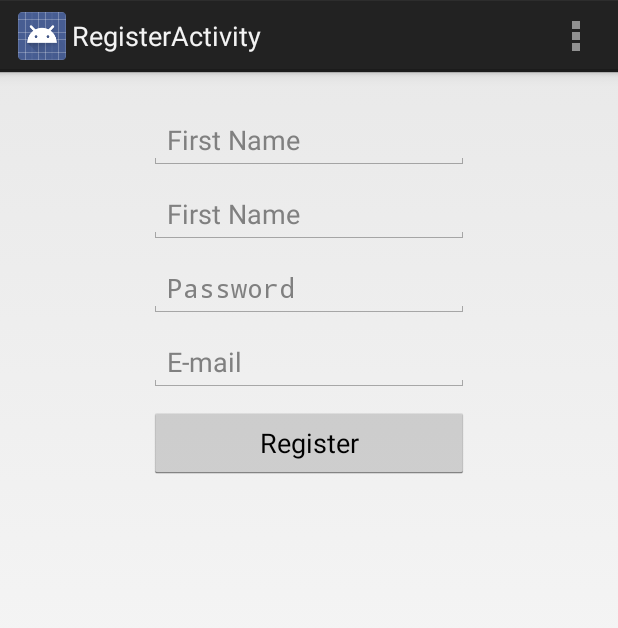
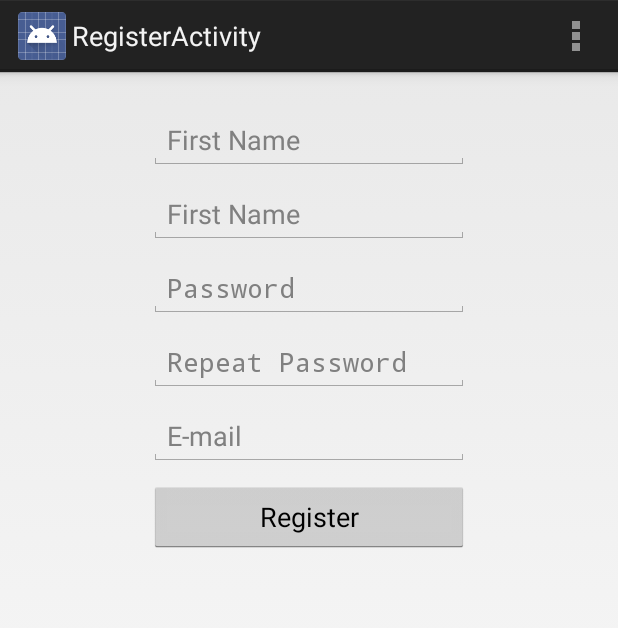
Before and after one commit to fnk0/InsuringMyLife, an Android app: the RegisterActivity screen opened directly, with no data from a screen before it, after a tap on "Register", on a phone screen of 412 x 824 dp. Shown: the top 628 px of the screen. Run offline under Robolectric (Android 15) with nearby library versions, the phone set to English and light mode, and no system bars.

Commit message:
Added some fixes to Register and created the new profile activity.

```diff
--- a/InsuringMyLife/build.gradle
+++ b/InsuringMyLife/build.gradle
@@ -3,7 +3,7 @@ buildscript {
         mavenCentral()
     }
     dependencies {
-        classpath 'com.android.tools.build:gradle:0.6.+'
+        classpath 'com.android.tools.build:gradle:0.7.0'
     }
 }
 apply plugin: 'android'
--- a/InsuringMyLife/src/main/AndroidManifest.xml
+++ b/InsuringMyLife/src/main/AndroidManifest.xml
@@ -35,6 +35,10 @@
             android:name="com.gabilheri.insuringmylife.InitialActivity"
             android:label="@string/title_activity_initial" >
         </activity>
+        <activity
+            android:name="com.gabilheri.insuringmylife.NewProfileActivity"
+            android:label="@string/title_activity_new_profile" >
+        </activity>
     </application>
 
 </manifest>
--- a/InsuringMyLife/src/main/java/com/gabilheri/insuringmylife/RegisterActivity.java
+++ b/InsuringMyLife/src/main/java/com/gabilheri/insuringmylife/RegisterActivity.java
@@ -23,7 +23,7 @@ import java.util.List;
 public class RegisterActivity extends Activity implements View.OnClickListener {
 
     // Declaring variables and constants
-    private EditText firstNameField, lastNameField, passwordField, emailField;
+    private EditText firstNameField, lastNameField, passwordField, repeatPasswordField, emailField;
     private Button mRegister;
 
     private ProgressDialog pDialog;
@@ -44,6 +44,7 @@ public class RegisterActivity extends Activity implements View.OnClickListener {
         firstNameField = (EditText) findViewById(R.id.firstName);
         lastNameField = (EditText) findViewById(R.id.lastName);
         passwordField = (EditText) findViewById(R.id.password);
+        repeatPasswordField = (EditText) findViewById(R.id.repeatPassword);
         emailField = (EditText) findViewById(R.id.email);
 
         mRegister = (Button) findViewById(R.id.register);
@@ -53,7 +54,28 @@ public class RegisterActivity extends Activity implements View.OnClickListener {
 
     @Override
     public void onClick(View v) {
-        new CreateUser().execute();
+        String password = passwordField.getText().toString();
+        String repeatPassword = repeatPasswordField.getText().toString();
+        String email = emailField.getText().toString();
+
+        int counter = 0;
+
+        for(int i = 0; i < email.length(); i++) {
+            if(email.charAt(i) == '@') {
+                counter++;
+            }
+        }
+
+        if(!password.equals(repeatPassword)) {
+            Toast.makeText(RegisterActivity.this, "Passwords don't match!", Toast.LENGTH_LONG).show();
+        } else if(password.length() < 6) {
+            Toast.makeText(RegisterActivity.this, "Password should be at least 6 chars long!", Toast.LENGTH_LONG).show();
+        } else if(counter != 1) {
+            Toast.makeText(RegisterActivity.this, "The e-mail does not seen valid!", Toast.LENGTH_LONG).show();
+        } else {
+            new CreateUser().execute();
+        }
+
     }
 
     class CreateUser extends AsyncTask<String, String, String> {
--- a/InsuringMyLife/src/main/res/layout/activity_register.xml
+++ b/InsuringMyLife/src/main/res/layout/activity_register.xml
@@ -29,6 +29,17 @@
         />
 
     <EditText
+        android:id="@+id/repeatPassword"
+        android:layout_width="wrap_content"
+        android:layout_height="wrap_content"
+        android:ems="10"
+        android:hint="@string/repeat_password"
+        android:layout_below="@+id/password"
+        android:layout_centerHorizontal="true"
+        android:inputType="textPassword"
+        android:layout_marginTop="10dp"
+        />
+    <EditText
         android:id="@+id/password"
         android:layout_width="wrap_content"
         android:layout_height="wrap_content"
@@ -45,7 +56,7 @@
         android:layout_height="wrap_content"
         android:ems="10"
         android:hint="@string/email"
-        android:layout_below="@+id/password"
+        android:layout_below="@+id/repeatPassword"
         android:layout_centerHorizontal="true"
         android:inputType="textEmailAddress"
         android:layout_marginTop="10dp"
--- a/InsuringMyLife/src/main/res/values/strings.xml
+++ b/InsuringMyLife/src/main/res/values/strings.xml
@@ -12,9 +12,9 @@
     <string name="title_activity_register">RegisterActivity</string>
     <string name="title_activity_initial">InitialActivity</string>
     <string name="logout">Logout</string>
-
     <string name="drawer_open"> Drawer open</string>
     <string name="drawer_close"> Drawer Close</string>
+
     <array name="drawer_options">
         <item name="item1"> Profile 1</item>
         <item name="item2"> Profile 2</item>
@@ -23,4 +23,7 @@
         <item name="logout"> Logout</item>
     </array>
 
+    <string name="title_activity_new_profile">NewProfileActivity</string>
+    <string name="repeat_password">Repeat Password</string>
+
 </resources>
```
Also changed, not shown: InsuringMyLife/src/main/java/com/gabilheri/insuringmylife/NewProfileActivity.java (added, +37 -0 lines), InsuringMyLife/src/main/res/layout/activity_new_profile.xml (added, +7 -0 lines), InsuringMyLife/src/main/res/layout/fragment_new_profile.xml (added, +16 -0 lines), InsuringMyLife/src/main/res/menu/new_profile.xml (added, +9 -0 lines), gradle/wrapper/gradle-wrapper.properties, 1 other file.
